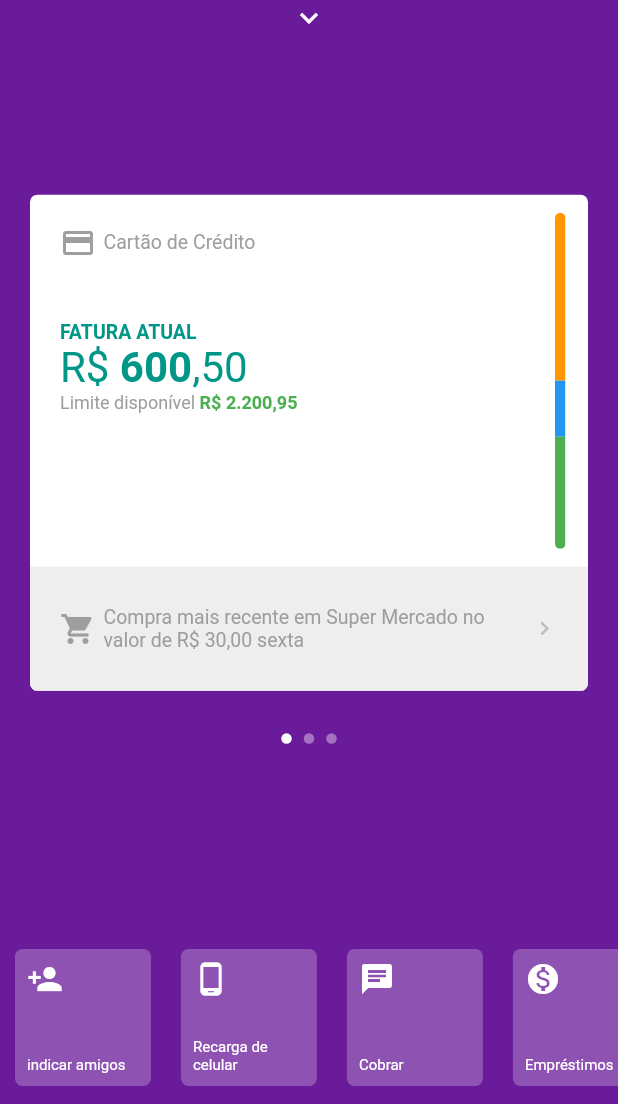
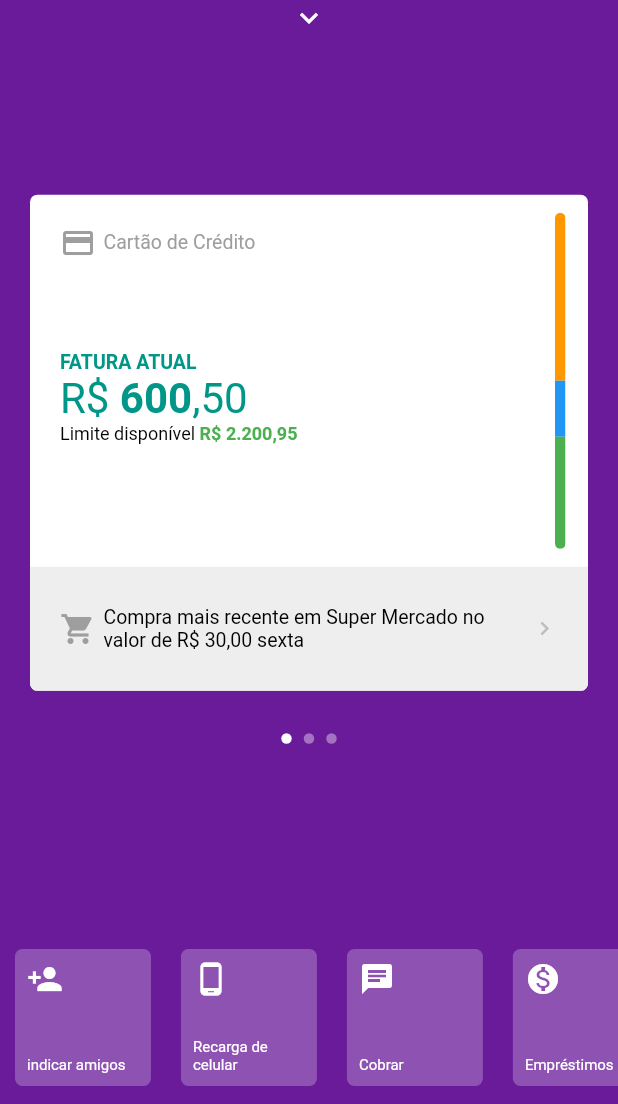
Before and after one commit to PauloAlves8039/flutter-nubank-clone, a Flutter app: the screen it shows after launch, on a phone screen of 412 x 824 dp, the part 132-1236 px from its top. Run offline on Flutter 3.47's test engine with Material 2 defaults, Android fonts, the phone set to English and light mode, and no system bars; network calls fail.

Commit message:
Aplicando melhorias

```diff
--- a/lib/pages/home/home_page.dart
+++ b/lib/pages/home/home_page.dart
@@ -52,6 +52,11 @@ class _HomePageState extends State<HomePage> {
           BottomMenu(
             showMenu: _showMenu,
           ),
+          MyDotsApp(
+            showMenu: _showMenu,
+            top: _screenHeigth * .70,
+            currentIndex: _currentIndex,
+          ),
           PageViewApp(
             showMenu: _showMenu,
             top: _yPosition,
@@ -98,11 +103,6 @@ class _HomePageState extends State<HomePage> {
               });
             },
           ),
-          MyDotsApp(
-            showMenu: _showMenu,
-            top: _screenHeigth * .70,
-            currentIndex: _currentIndex,
-          ),
         ],
       ),
     );
--- a/lib/pages/home/widgets/first_card.dart
+++ b/lib/pages/home/widgets/first_card.dart
@@ -15,6 +15,7 @@ class FirstCard extends StatelessWidget {
                   Expanded(
                     child: Column(
                       crossAxisAlignment: CrossAxisAlignment.start,
+                      mainAxisAlignment: MainAxisAlignment.spaceBetween,
                       children: <Widget>[
                         Padding(
                           padding: const EdgeInsets.all(20),
@@ -91,13 +92,16 @@ class FirstCard extends StatelessWidget {
                                   ),
                                   textAlign: TextAlign.start,
                                   style: TextStyle(
-                                    color: Colors.grey,
+                                    color: Colors.black,
                                     fontSize: 12,
                                   ),
                                 ),
                               ],
                             ),
                           ),
+                        ),
+                        SizedBox(
+                          height: MediaQuery.of(context).size.height * 0.05,
                         ),
                       ],
                     ),
@@ -160,7 +164,7 @@ class FirstCard extends StatelessWidget {
                       child: Text(
                         "Compra mais recente em Super Mercado no valor de R\$ 30,00 sexta ",
                         style: TextStyle(
-                          color: Colors.grey,
+                          color: Colors.black,
                           fontSize: 13,
                         ),
                       ),
--- a/lib/pages/home/widgets/item_menu.dart
+++ b/lib/pages/home/widgets/item_menu.dart
@@ -9,7 +9,7 @@ class ItemMenu extends StatelessWidget {
   @override
   Widget build(BuildContext context) {
     return Container(
-      height: 35,
+      height: 40,
       decoration: BoxDecoration(
         border: Border(
           bottom: BorderSide(width: 0.7, color: Colors.white54),
--- a/lib/pages/home/widgets/menu_app.dart
+++ b/lib/pages/home/widgets/menu_app.dart
@@ -104,7 +104,7 @@ class MenuApp extends StatelessWidget {
                         height: 25,
                       ),
                       Container(
-                        height: 35,
+                        height: 40,
                         width: double.infinity,
                         decoration: BoxDecoration(
                           border: Border.all(width: 0.7, color: Colors.white54),
@@ -120,7 +120,8 @@ class MenuApp extends StatelessWidget {
                           splashColor: Colors.purple[900],
                           child: Text(
                             "SAIR DO APP",
-                            style: TextStyle(fontSize: 12),
+                            style: TextStyle(
+                                fontSize: 10, fontWeight: FontWeight.bold),
                           ),
                           onPressed: () {},
                         ),
```
